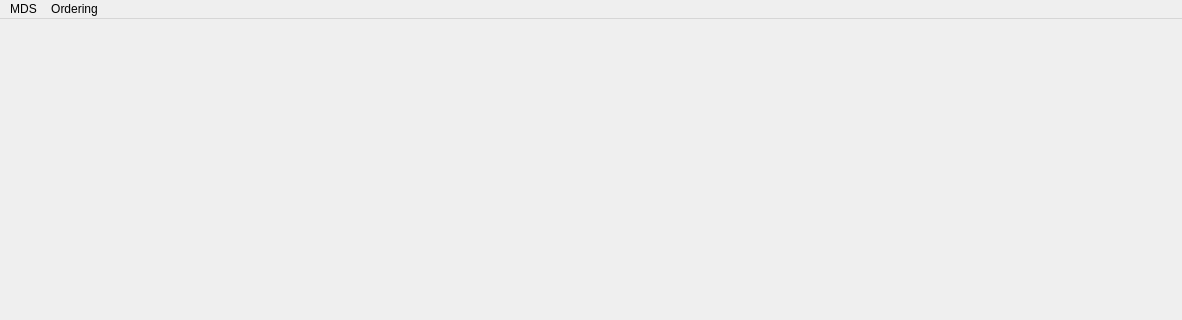
Above: modules/CompVis/CompVisMainWindow.ui from 3dct/open_iA before the change; both pictures show x 0 to 1182 and y 0 to 320 of the 1182 by 781 pixel window. Below: the same form after it.
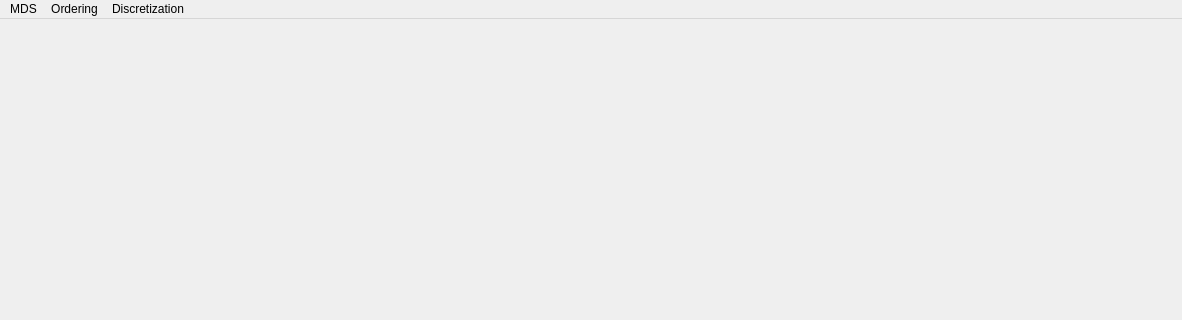
That is the form after the change.

The edit to the form file:
```diff
--- a/modules/CompVis/CompVisMainWindow.ui
+++ b/modules/CompVis/CompVisMainWindow.ui
@@ -44,8 +44,17 @@
     <addaction name="separator"/>
     <addaction name="actionAs_Loaded"/>
    </widget>
+   <widget class="QMenu" name="menuDiscretization">
+    <property name="title">
+     <string>Discretization</string>
+    </property>
+    <addaction name="actionUniform"/>
+    <addaction name="actionBayesian_Blocks"/>
+    <addaction name="actionNatual_Breaks"/>
+   </widget>
    <addaction name="menuMDS"/>
    <addaction name="menuOrdering"/>
+   <addaction name="menuDiscretization"/>
   </widget>
   <action name="actionRecalculateMDS">
    <property name="text">
```
Left out of the diff: 15 changed lines with no effect on the pictures.
